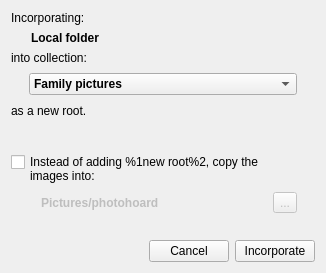
The window that src/dlg/ImportLocalDialog.ui (wagenadl/photohoard) describes before a commit, drawn with Qt 5.
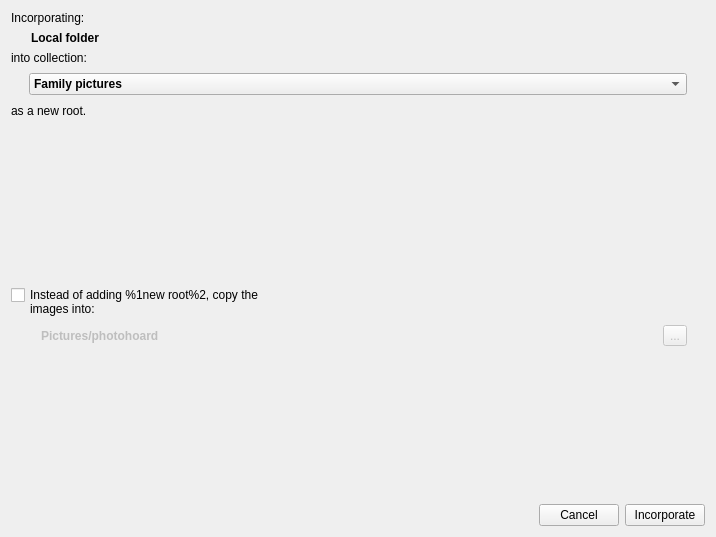
The same window after the commit.

```diff
--- a/src/dlg/ImportLocalDialog.ui
+++ b/src/dlg/ImportLocalDialog.ui
@@ -6,8 +6,8 @@
    <rect>
     <x>0</x>
     <y>0</y>
-    <width>326</width>
-    <height>273</height>
+    <width>716</width>
+    <height>537</height>
    </rect>
   </property>
   <property name="windowTitle">
@@ -16,6 +16,12 @@
   <layout class="QVBoxLayout" name="verticalLayout">
    <item>
     <widget class="QLabel" name="label">
+     <property name="sizePolicy">
+      <sizepolicy hsizetype="Preferred" vsizetype="Minimum">
+       <horstretch>0</horstretch>
+       <verstretch>0</verstretch>
+      </sizepolicy>
+     </property>
      <property name="text">
       <string>Incorporating:</string>
      </property>
@@ -42,6 +48,12 @@
    </item>
    <item>
     <widget class="QLabel" name="label_3">
+     <property name="sizePolicy">
+      <sizepolicy hsizetype="Preferred" vsizetype="Minimum">
+       <horstretch>0</horstretch>
+       <verstretch>0</verstretch>
+      </sizepolicy>
+     </property>
      <property name="text">
       <string>into collection:</string>
      </property>
@@ -142,6 +154,12 @@
       </property>
       <item>
        <widget class="QCheckBox" name="copy">
+        <property name="sizePolicy">
+         <sizepolicy hsizetype="Minimum" vsizetype="Minimum">
+          <horstretch>0</horstretch>
+          <verstretch>0</verstretch>
+         </sizepolicy>
+        </property>
         <property name="focusPolicy">
          <enum>Qt::TabFocus</enum>
         </property>
```
Left out of the diff: 17 changed lines with no effect on the pictures.
